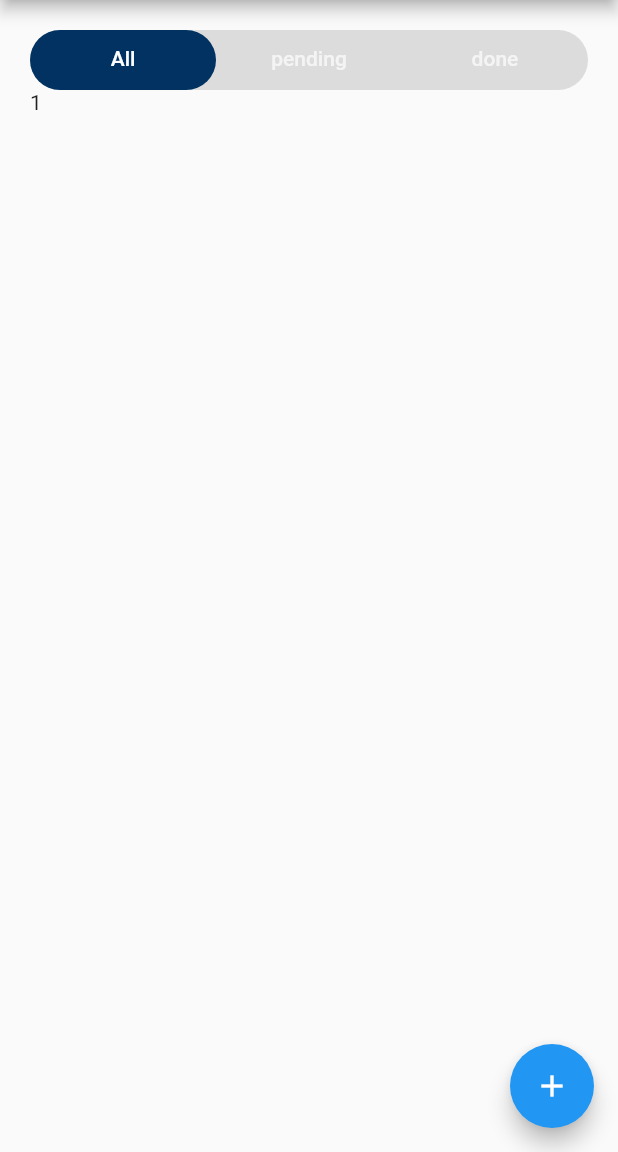
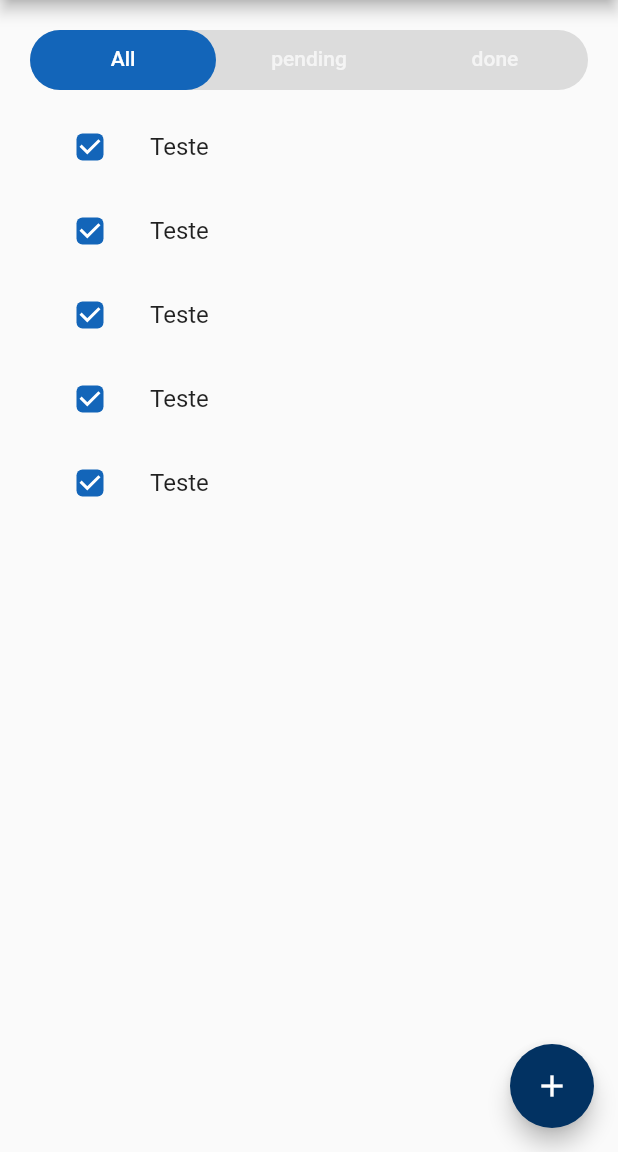
Before and after one commit to Pamela-code/todo_app, a Flutter app: the screen it shows after launch, on a phone screen of 412 x 824 dp, the part 84-1236 px from its top. Run offline on Flutter 3.47's test engine with Material 2 defaults, Android fonts, the phone set to English and light mode, and no system bars; our stand-ins replace flutter_modular.

```diff
--- a/lib/app/modules/todos/pages/todos_page.dart
+++ b/lib/app/modules/todos/pages/todos_page.dart
@@ -42,21 +42,60 @@ class _TodosPageState extends State<TodosPage> {
                   ],
                   indicator: BoxDecoration(
                     borderRadius: BorderRadius.circular(30.0),
-                    color: primaryColor,
+                    color: secondaryColor,
                   ),
                 ),
               ),
-              const Expanded(
+              const SizedBox(
+                height: 10,
+              ),
+              Expanded(
                 child: TabBarView(children: [
-                  Text('1'),
-                  Text('2'),
-                  Text('3'),
+                  ListView.builder(
+                    itemCount: 5,
+                    itemBuilder: (context, index) {
+                      return ListTile(
+                        leading: Checkbox(
+                            shape: const RoundedRectangleBorder(
+                              borderRadius: BorderRadius.all(
+                                Radius.circular(
+                                  4,
+                                ),
+                              ),
+                            ),
+                            fillColor: MaterialStateColor.resolveWith(
+                                (states) => secondaryColor),
+                            value: true,
+                            onChanged: (value) {}),
+                        title: const Text('Teste'),
+                      );
+                    },
+                  ),
+                  ListView.builder(
+                    itemCount: 5,
+                    itemBuilder: (context, index) {
+                      return ListTile(
+                        leading: Checkbox(value: true, onChanged: (value) {}),
+                        title: const Text('Teste'),
+                      );
+                    },
+                  ),
+                  ListView.builder(
+                    itemCount: 5,
+                    itemBuilder: (context, index) {
+                      return ListTile(
+                        leading: Checkbox(value: true, onChanged: (value) {}),
+                        title: const Text('Teste'),
+                      );
+                    },
+                  ),
                 ]),
               )
             ],
           ),
         ),
         floatingActionButton: FloatingActionButton(
+          backgroundColor: primaryColor,
           onPressed: () {},
           child: const Icon(Icons.add),
         ),
```
